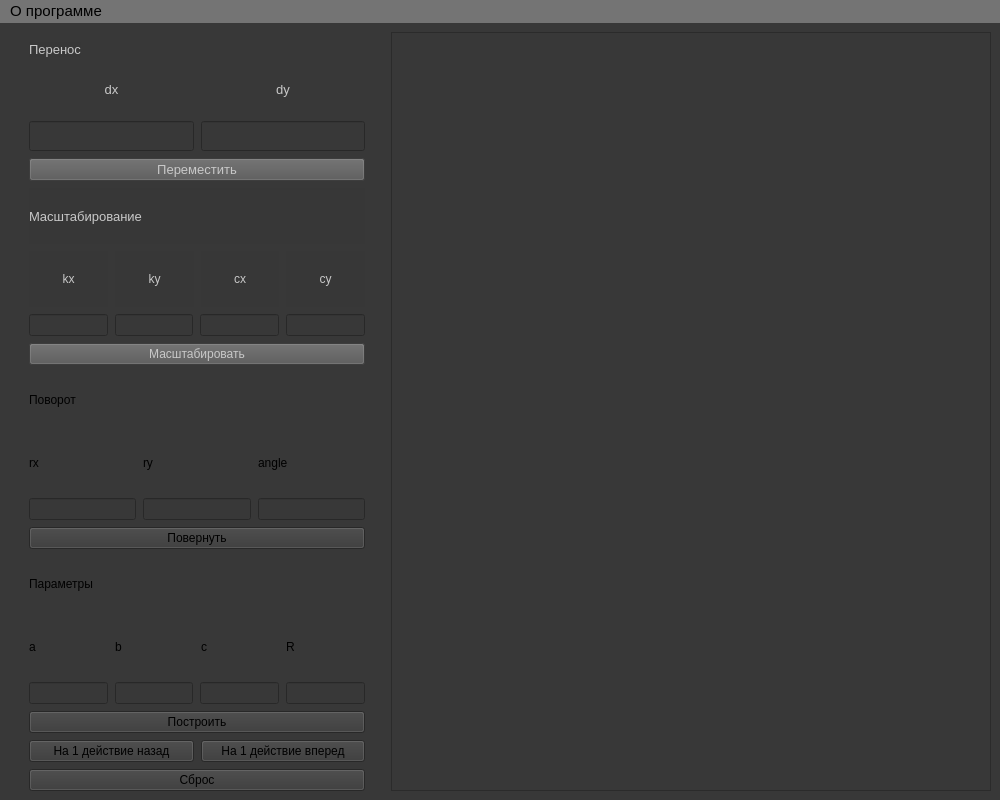
This is lab_02_19/template.ui in NikolayL2sch/cg_bmstu as Qt 5 draws it before an edit. The edited form follows.
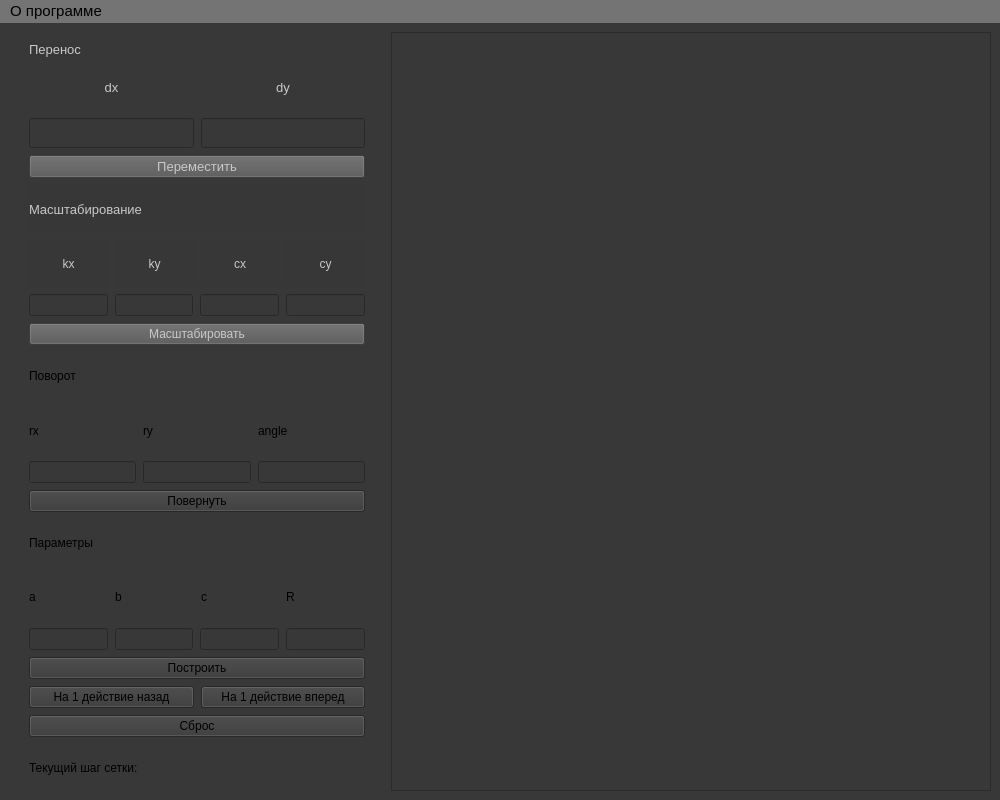
This is the edited form.

Commit message: add draw methods

The edit to the form file:
```diff
--- a/lab_02_19/template.ui
+++ b/lab_02_19/template.ui
@@ -66,7 +66,7 @@
      </widget>
     </item>
     <item row="0" column="0">
-     <layout class="QVBoxLayout" name="verticalLayout" stretch="0,0,0,0,0,0,0,0,0,0,0,0,0,0,0,0,0,0">
+     <layout class="QVBoxLayout" name="verticalLayout" stretch="0,0,0,0,0,0,0,0,0,0,0,0,0,0,0,0,0,0,0">
       <property name="spacing">
        <number>7</number>
       </property>
@@ -555,6 +555,13 @@
         </property>
        </widget>
       </item>
+      <item>
+       <widget class="QLabel" name="current_grid_label">
+        <property name="text">
+         <string>Текущий шаг сетки:</string>
+        </property>
+       </widget>
+      </item>
      </layout>
     </item>
    </layout>
```
Left out of the diff: 6 changed lines with no effect on the pictures. The commit also changes 2 other files.
